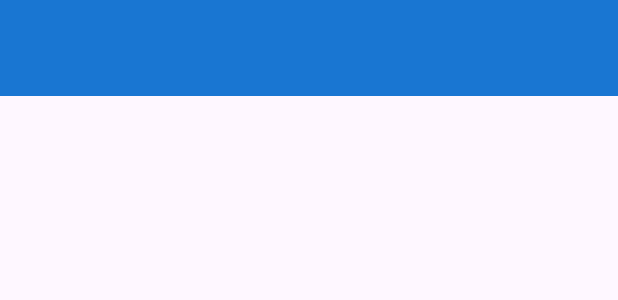
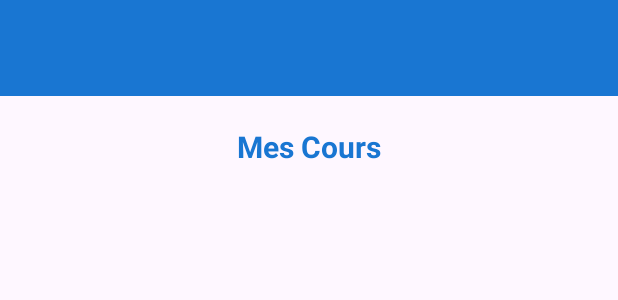
Before and after one commit to Paularoseromorales/labo3, an Android app: the layout fragment_mes_cours.xml on its own in the app's theme, with its tools: preview values and no code run, on a phone screen of 412 x 824 dp. Shown: the top 300 px of the screen. Run offline under Robolectric (Android 15) with nearby library versions, the phone set to English and light mode, and no system bars.

Commit message:
palabras espanol

```diff
--- a/app/src/main/java/com/example/cmaisonneuve/MainActivity.java
+++ b/app/src/main/java/com/example/cmaisonneuve/MainActivity.java
@@ -76,7 +76,7 @@ public class MainActivity extends AppCompatActivity {
                       tab.setIcon(R.drawable.quiz);
                       break;
                   case 2:
-                      tab.setText("C disponi");
+                      tab.setText("Inscrire");
                       tab.setIcon(R.drawable.ic_add);
                       break;
                   case 3:
--- a/app/src/main/java/com/example/cmaisonneuve/RegisterActivity.java
+++ b/app/src/main/java/com/example/cmaisonneuve/RegisterActivity.java
@@ -54,7 +54,7 @@ public class RegisterActivity extends AppCompatActivity {
                     if(success) {
                         Toast.makeText(getApplicationContext(), "Utilisateur cree avec sucess..", Toast.LENGTH_LONG).show();
                         finish();
-                        // naviguer vers la vue login
+
                         Intent intent = new Intent(RegisterActivity.this, LoginActivity.class);
                         startActivity(intent);
                     } else {
--- a/app/src/main/java/com/example/cmaisonneuve/TakeQuizActivity.java
+++ b/app/src/main/java/com/example/cmaisonneuve/TakeQuizActivity.java
@@ -51,7 +51,7 @@ public class TakeQuizActivity extends AppCompatActivity {
             @Override
             public void onClick(View v) {
                 int score = calculateScore(); // Calcula el puntaje del quiz
-                Toast.makeText(TakeQuizActivity.this, "Tu puntaje es: " + score + "/3", Toast.LENGTH_LONG).show();
+                Toast.makeText(TakeQuizActivity.this, "Votre score est : " + score + "/3", Toast.LENGTH_LONG).show();
             }
         });
     }
--- a/app/src/main/res/layout/fragment_mes_cours.xml
+++ b/app/src/main/res/layout/fragment_mes_cours.xml
@@ -5,13 +5,24 @@
     android:layout_height="match_parent">
 
     <include layout="@layout/toolbar"/>
+    <TextView
+        android:id="@+id/Titlemes"
+        android:layout_width="wrap_content"
+        android:layout_height="wrap_content"
+        android:text="@string/Mcours"
+        android:textSize="20sp"
+        android:textColor="@color/blue"
+        android:gravity="center"
+        android:paddingTop="20dp"
+        android:paddingBottom="10dp"
+        android:textStyle="bold"
+        android:layout_gravity="center" />
 
 
     <!-- Ajouter notre RecyclerView -->
     <androidx.recyclerview.widget.RecyclerView
         android:layout_width="match_parent"
         android:layout_height="wrap_content"
-        android:id="@+id/recyclerview"
-        android:layout_below="@+id/toolbar"/>
+        android:id="@+id/recyclerview" />
 
 </LinearLayout>
--- a/app/src/main/res/values/strings.xml
+++ b/app/src/main/res/values/strings.xml
@@ -55,6 +55,9 @@
     <string name="mail">Mail</string>
     <string name="logout">Log out </string>
     <string name="devoir">Devoirs </string>
+    <string name="Mcours">Mes Cours </string>
+    <string name="lcours">Liste de Cours </string>
+
 
 
     <!--    &lt;!&ndash; TODO: Remove or change this placeholder text &ndash;&gt;-->
```
Also changed, not shown: app/src/main/java/com/example/cmaisonneuve/CreateQuizActivity.java (+4 -4 lines), app/src/main/java/com/example/cmaisonneuve/StudentActivity.java (+6 -6 lines), app/src/main/java/com/example/cmaisonneuve/ViewCoursActivity.java (+3 -8 lines).
